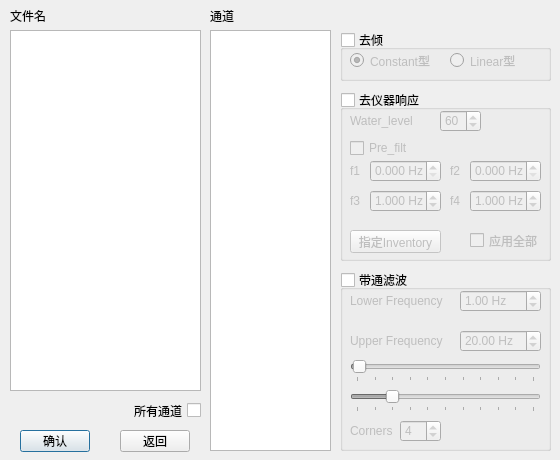
This is main/ui/rcspy_Preprocessdialog.ui in Veasonwang/Rcspy as Qt 5 draws it before an edit. The edited form follows.
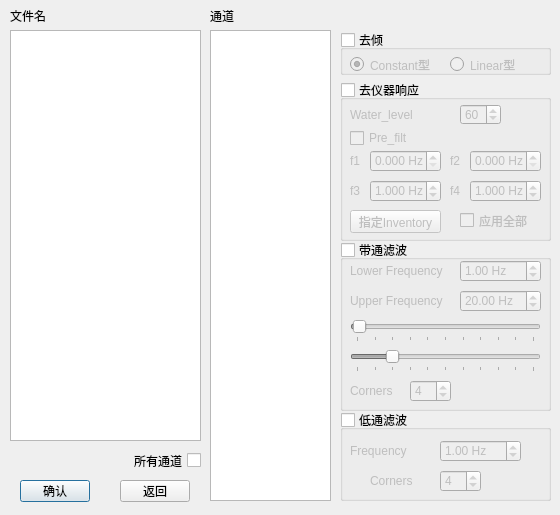
This is the edited form.

Commit message: add functions lowpass,amptransform

```diff
--- a/main/ui/rcspy_Preprocessdialog.ui
+++ b/main/ui/rcspy_Preprocessdialog.ui
@@ -13,19 +13,19 @@
     <x>0</x>
     <y>0</y>
     <width>560</width>
-    <height>460</height>
+    <height>515</height>
    </rect>
   </property>
   <property name="minimumSize">
    <size>
     <width>560</width>
-    <height>460</height>
+    <height>500</height>
    </size>
   </property>
   <property name="maximumSize">
    <size>
     <width>560</width>
-    <height>460</height>
+    <height>550</height>
    </size>
   </property>
   <property name="windowTitle">
@@ -37,7 +37,7 @@
      <x>10</x>
      <y>30</y>
      <width>191</width>
-     <height>361</height>
+     <height>411</height>
     </rect>
    </property>
   </widget>
@@ -47,7 +47,7 @@
      <x>210</x>
      <y>30</y>
      <width>121</width>
-     <height>421</height>
+     <height>471</height>
     </rect>
    </property>
   </widget>
@@ -57,7 +57,7 @@
      <x>340</x>
      <y>30</y>
      <width>211</width>
-     <height>51</height>
+     <height>45</height>
     </rect>
    </property>
    <property name="title">
@@ -73,7 +73,7 @@
     <property name="geometry">
      <rect>
       <x>110</x>
-      <y>20</y>
+      <y>24</y>
       <width>89</width>
       <height>21</height>
      </rect>
@@ -86,7 +86,7 @@
     <property name="geometry">
      <rect>
       <x>10</x>
-      <y>20</y>
+      <y>24</y>
       <width>89</width>
       <height>21</height>
      </rect>
@@ -103,9 +103,9 @@
    <property name="geometry">
     <rect>
      <x>340</x>
-     <y>270</y>
+     <y>240</y>
      <width>211</width>
-     <height>181</height>
+     <height>171</height>
     </rect>
    </property>
    <property name="title">
@@ -121,7 +121,7 @@
     <property name="geometry">
      <rect>
       <x>10</x>
-      <y>90</y>
+      <y>80</y>
       <width>191</width>
       <height>22</height>
      </rect>
@@ -146,7 +146,7 @@
     <property name="geometry">
      <rect>
       <x>10</x>
-      <y>120</y>
+      <y>110</y>
       <width>191</width>
       <height>22</height>
      </rect>
@@ -196,7 +196,7 @@
     <property name="geometry">
      <rect>
       <x>120</x>
-      <y>60</y>
+      <y>50</y>
       <width>81</width>
       <height>22</height>
      </rect>
@@ -225,7 +225,7 @@
     <property name="geometry">
      <rect>
       <x>10</x>
-      <y>60</y>
+      <y>50</y>
       <width>101</width>
       <height>21</height>
      </rect>
@@ -238,7 +238,7 @@
     <property name="geometry">
      <rect>
       <x>10</x>
-      <y>150</y>
+      <y>140</y>
       <width>54</width>
       <height>21</height>
      </rect>
@@ -250,8 +250,8 @@
    <widget class="QSpinBox" name="corners_spin">
     <property name="geometry">
      <rect>
-      <x>60</x>
-      <y>150</y>
+      <x>70</x>
+      <y>140</y>
       <width>41</width>
       <height>22</height>
      </rect>
@@ -303,7 +303,7 @@
    <property name="geometry">
     <rect>
      <x>110</x>
-     <y>400</y>
+     <y>450</y>
      <width>91</width>
      <height>21</height>
     </rect>
@@ -319,7 +319,7 @@
    <property name="geometry">
     <rect>
      <x>20</x>
-     <y>430</y>
+     <y>480</y>
      <width>70</width>
      <height>22</height>
     </rect>
@@ -332,7 +332,7 @@
    <property name="geometry">
     <rect>
      <x>120</x>
-     <y>430</y>
+     <y>480</y>
      <width>70</width>
      <height>22</height>
     </rect>
@@ -345,9 +345,9 @@
    <property name="geometry">
     <rect>
      <x>340</x>
-     <y>90</y>
+     <y>80</y>
      <width>211</width>
-     <height>171</height>
+     <height>161</height>
     </rect>
    </property>
    <property name="title">
@@ -363,7 +363,7 @@
     <property name="geometry">
      <rect>
       <x>10</x>
-      <y>20</y>
+      <y>24</y>
       <width>71</width>
       <height>21</height>
      </rect>
@@ -375,10 +375,10 @@
    <widget class="QSpinBox" name="water_level_spin">
     <property name="geometry">
      <rect>
-      <x>100</x>
-      <y>20</y>
+      <x>120</x>
+      <y>24</y>
       <width>41</width>
-      <height>22</height>
+      <height>21</height>
      </rect>
     </property>
     <property name="layoutDirection">
@@ -401,7 +401,7 @@
     <property name="geometry">
      <rect>
       <x>10</x>
-      <y>140</y>
+      <y>130</y>
       <width>91</width>
       <height>23</height>
      </rect>
@@ -415,7 +415,7 @@
      <rect>
       <x>10</x>
       <y>50</y>
-      <width>71</width>
+      <width>91</width>
       <height>16</height>
      </rect>
     </property>
@@ -429,9 +429,9 @@
    <widget class="QCheckBox" name="apply_all_Inv_switch">
     <property name="geometry">
      <rect>
-      <x>130</x>
-      <y>140</y>
-      <width>71</width>
+      <x>120</x>
+      <y>130</y>
+      <width>91</width>
       <height>21</height>
      </rect>
     </property>
@@ -623,6 +623,101 @@
     <string/>
    </property>
   </widget>
+  <widget class="QGroupBox" name="lowpass_switch">
+   <property name="geometry">
+    <rect>
+     <x>340</x>
+     <y>410</y>
+     <width>211</width>
+     <height>91</height>
+    </rect>
+   </property>
+   <property name="title">
+    <string>低通滤波</string>
+   </property>
+   <property name="checkable">
+    <bool>true</bool>
+   </property>
+   <property name="checked">
+    <bool>false</bool>
+   </property>
+   <widget class="QDoubleSpinBox" name="frqspin">
+    <property name="geometry">
+     <rect>
+      <x>100</x>
+      <y>30</y>
+      <width>81</width>
+      <height>22</height>
+     </rect>
+    </property>
+    <property name="specialValueText">
+     <string/>
+    </property>
+    <property name="prefix">
+     <string/>
+    </property>
+    <property name="suffix">
+     <string> Hz</string>
+    </property>
+    <property name="maximum">
+     <double>100.000000000000000</double>
+    </property>
+    <property name="value">
+     <double>1.000000000000000</double>
+    </property>
+   </widget>
+   <widget class="QLabel" name="label_11">
+    <property name="geometry">
+     <rect>
+      <x>10</x>
+      <y>30</y>
+      <width>101</width>
+      <height>21</height>
+     </rect>
+    </property>
+    <property name="text">
+     <string>Frequency</string>
+    </property>
+   </widget>
+   <widget class="QSpinBox" name="lowpass_corners_spin">
+    <property name="geometry">
+     <rect>
+      <x>100</x>
+      <y>60</y>
+      <width>41</width>
+      <height>22</height>
+     </rect>
+    </property>
+    <property name="layoutDirection">
+     <enum>Qt::LeftToRight</enum>
+    </property>
+    <property name="buttonSymbols">
+     <enum>QAbstractSpinBox::UpDownArrows</enum>
+    </property>
+    <property name="minimum">
+     <number>2</number>
+    </property>
+    <property name="maximum">
+     <number>8</number>
+    </property>
+    <property name="value">
+     <number>4</number>
+    </property>
+   </widget>
+   <widget class="QLabel" name="label_12">
+    <property name="geometry">
+     <rect>
+      <x>30</x>
+      <y>60</y>
+      <width>54</width>
+      <height>21</height>
+     </rect>
+    </property>
+    <property name="text">
+     <string>Corners</string>
+    </property>
+   </widget>
+  </widget>
   <zorder>detrend_switch</zorder>
   <zorder>File_list</zorder>
   <zorder>channel_list</zorder>
```
Left out of the diff: 1 changed line with no effect on the pictures. The commit also changes 7 other files.
